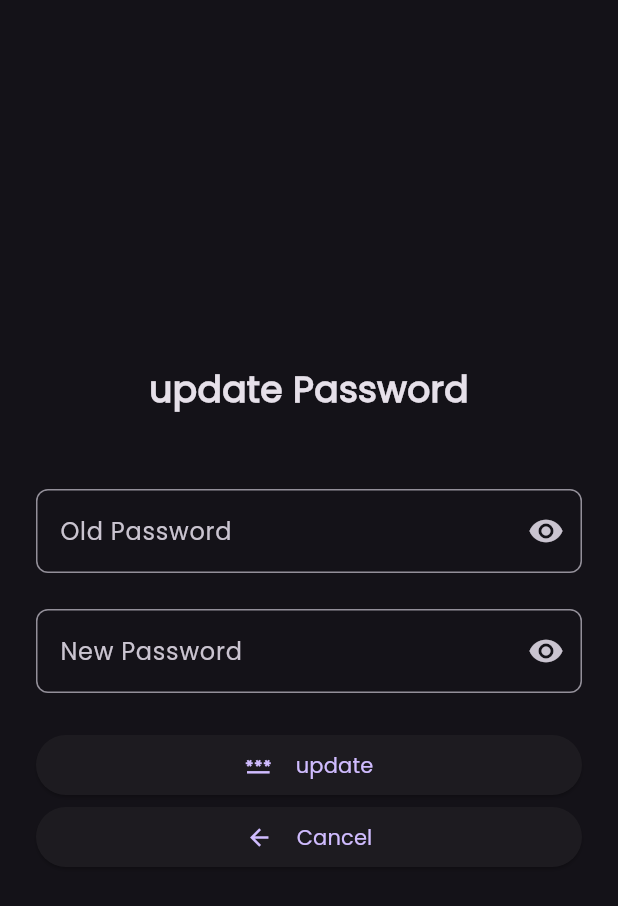
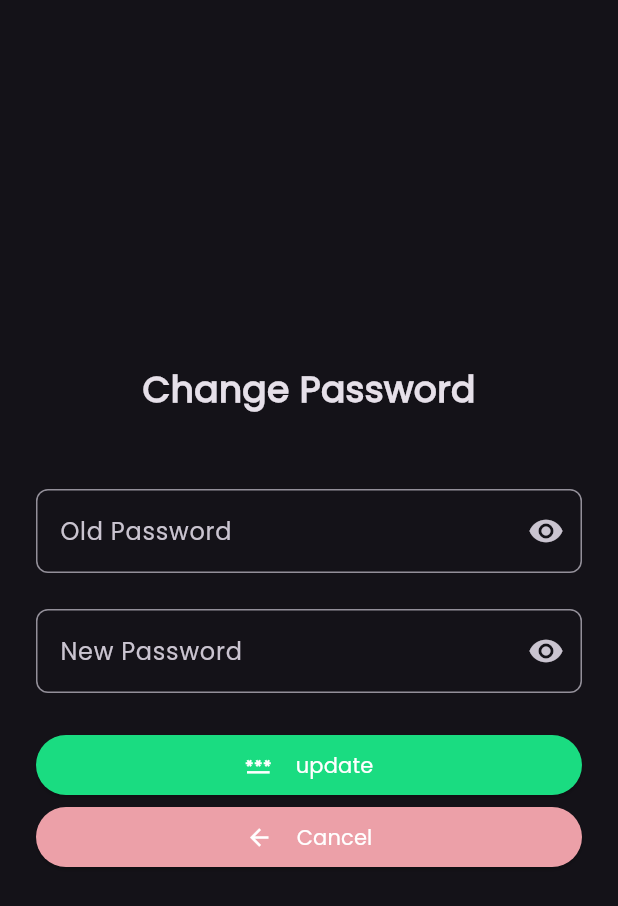
Before and after one commit to Abdulrahman-khalid97/ak_notes_app, a Flutter app: the UpdatePasswordPageBody screen opened directly, on a phone screen of 412 x 824 dp. Shown: the top 906 px of the screen. Run offline on Flutter 3.47's test engine with Material 3 defaults, Android fonts, the phone set to English and light mode, and no system bars; our stand-ins replace cloud_firestore, dartz, equatable, firebase_auth, firebase_core, firebase_storage and 5 more; accounts and stored records are empty; generated files the repository leaves out were written again.

Commit message:
Fix issues of change password

```diff
--- a/lib/core/provider_setting.dart
+++ b/lib/core/provider_setting.dart
@@ -11,11 +11,10 @@ class SettingProvider extends ChangeNotifier{
 
 
   SettingProvider(){
-
     getSetting();
-
     notifyListeners();
   }
+
   getSetting() async{
     local = await SharedPref.getLang();
     isDarkMode =  await SharedPref.getState();
--- a/lib/core/strings/color.dart
+++ b/lib/core/strings/color.dart
@@ -3,5 +3,7 @@ import 'package:flutter/material.dart';
 
 const kPrimaryColor= Color.fromRGBO(0,150,255, 1);
 const kWhiteColor = Color.fromRGBO(255,255,255, 1);
-
+const kErrorColor= Color.fromRGBO(255,51,51 ,1);
+const kCancelColor = Color.fromRGBO(236, 160, 168,1);
+const kGreenColor = Color.fromRGBO(26, 220, 129,1);
 const successAddedMsg="Have added Successfully !";
--- a/lib/core/style/text_style.dart
+++ b/lib/core/style/text_style.dart
@@ -21,7 +21,3 @@ const kSubTitleStyle=  TextStyle(
     fontSize: 16 ,
    color: Colors.grey
 );
-
-
-const kPrimaryColor= Color.fromRGBO(0,150,255, 1);
-const kWhiteColor = Color.fromRGBO(255,255,255, 1);
--- a/lib/features/auth/presentation/bodies/update_password_page_body.dart
+++ b/lib/features/auth/presentation/bodies/update_password_page_body.dart
@@ -2,9 +2,10 @@
 import 'package:ak_notes_app/app_local.dart';
 import 'package:ak_notes_app/core/error/exception..dart';
 import 'package:ak_notes_app/core/error/failure.dart';
+import 'package:ak_notes_app/core/strings/color.dart';
 import 'package:ak_notes_app/features/auth/presentation/provider/authentication_provider.dart';
 import 'package:ak_notes_app/features/auth/presentation/provider/user_crud_provider.dart';
-import 'package:firebase_auth/firebase_auth.dart';
+
 
 import 'package:flutter/material.dart';
 import 'package:provider/provider.dart';
@@ -39,7 +40,7 @@ class _UpdatePasswordPageBodyState extends State<UpdatePasswordPageBody> {
               shrinkWrap: true,
               children: [
                 Center(
-                  child: Text("${AppLocal.loc.update} ${AppLocal.loc.password}", style: kTitle1Style),
+                  child: Text(AppLocal.loc.changePassword, style: kTitle1Style),
                 ),
                const SizedBox(height: 50,),
                 TextFormField(
@@ -145,7 +146,11 @@ class _UpdatePasswordPageBodyState extends State<UpdatePasswordPageBody> {
                   ),
                 ),
                 const SizedBox(height: 24,),
-                ElevatedButton(onPressed: () async{
+                ElevatedButton(
+                    style: ButtonStyle(
+                      backgroundColor: WidgetStateProperty.all(kGreenColor),
+                    ),
+                    onPressed: () async{
                   if(_frmKey.currentState!.validate()) {
                     setState(() {
                       loading = true;
@@ -187,23 +192,30 @@ class _UpdatePasswordPageBodyState extends State<UpdatePasswordPageBody> {
                       loading?const SizedBox(
                           width:24,
                           height: 24,
-                          child:  CircularProgressIndicator()): const Icon(Icons.password) ,
+                          child:  CircularProgressIndicator()): const Icon(Icons.password , color: kWhiteColor) ,
                       const   SizedBox(width: 16,),
-                       Text(AppLocal.loc.update)
+                       Text(AppLocal.loc.update, style: const TextStyle(color: kWhiteColor),)
                     ],
                   ),
                 )),
-                ElevatedButton(onPressed: (){
+                SizedBox(
+                  width: MediaQuery.of(context).size.width/2,
+                  child: ElevatedButton(
+                    style: ButtonStyle(
+                      backgroundColor: WidgetStateProperty.all(kCancelColor),
+                    ),
+                      onPressed: (){
                     Navigator.of(context).pop(false);
                   }, child:  SizedBox(
                     child:  Row(
                       mainAxisAlignment: MainAxisAlignment.center,
                     children: [
-                   const Icon(Icons.arrow_back),
+                     const Icon(Icons.arrow_back , color: kWhiteColor,),
                          const SizedBox(width: 16,),
-                    Text(AppLocal.loc.cancel),
+                      Text(AppLocal.loc.cancel , style: const TextStyle(color: kWhiteColor),),
                     ],
-                )))
+                  ))),
+                )
               ],
             ),
           ),
--- a/lib/l10n/app_ar.arb
+++ b/lib/l10n/app_ar.arb
@@ -68,5 +68,6 @@
             "unExpectedError":"There is UnExpectedError !",
 
              "verificationMessage":"لقد أرسلنا رسالة تحقق عبر البريد الإلكتروني يرجى التحقق من صندوق الوارد الخاص بك والنقر فوق الارتباط الموجود في البريد الإلكتروني لتأكيد عنوان بريدك الإلكتروني والانتهاء من إعداد حسابك. بمجرد التحقق من بريدك الإلكتروني، ستتمكن من الوصول إلى جميع ميزات التطبيق." ,
-             "resendEmail":"اعاة ارسال الايميل"
+             "resendEmail":"اعاة ارسال الايميل" ,
+              "changePassword":"تغيير كلمة المرور"
 }
--- a/lib/l10n/app_en.arb
+++ b/lib/l10n/app_en.arb
@@ -69,6 +69,7 @@
        "offLineError":"Please , check your internet connection and retry",
        "unExpectedError":"There is UnExpectedError !",
        "verificationMessage":"We have sent a verification email Please check your inbox and click the link in the email to confirm your email address and finish setting up your account. Once you have verified your email, you will be able to access all the features of the app.",
-        "resendEmail":"Resend Email"
+        "resendEmail":"Resend Email",
+         "changePassword":"Change Password"
 
 }
```
Also changed, not shown: lib/features/auth/presentation/bodies/settings_page_body.dart (+33 -10 lines). Lines whose indentation alone changed are shown as unchanged.
